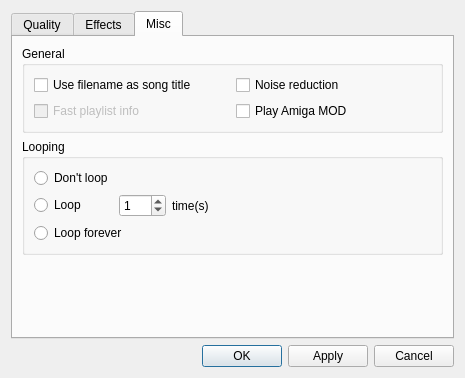
Qt form src/plugins/Input/modplug/settingsdialog.ui (ksv1986/qmmp-staging) before a commit.
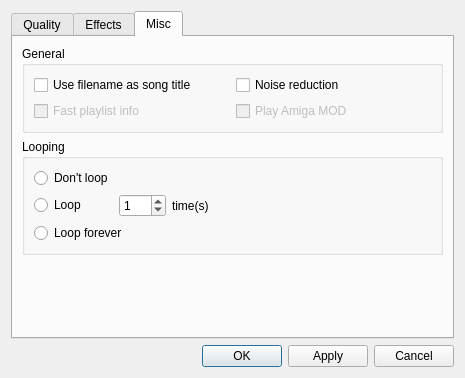
The same form after that commit. The open tabs and pages were chosen to show the change.

Commit message: fixed modplug window title

```diff
--- a/src/plugins/Input/modplug/settingsdialog.ui
+++ b/src/plugins/Input/modplug/settingsdialog.ui
@@ -695,6 +695,9 @@
           </item>
           <item row="1" column="1" >
            <widget class="QCheckBox" name="amigaCheckBox" >
+            <property name="enabled" >
+             <bool>false</bool>
+            </property>
             <property name="text" >
              <string>Play Amiga MOD</string>
             </property>
```
Left out of the diff: 2 changed lines with no effect on the pictures.
